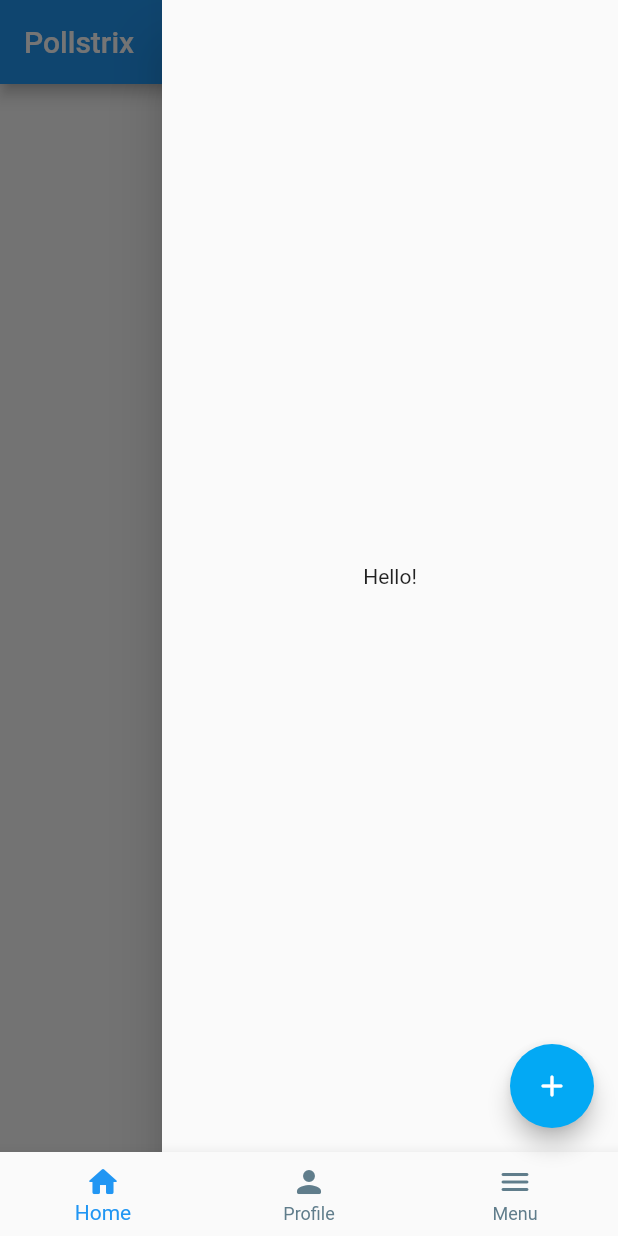
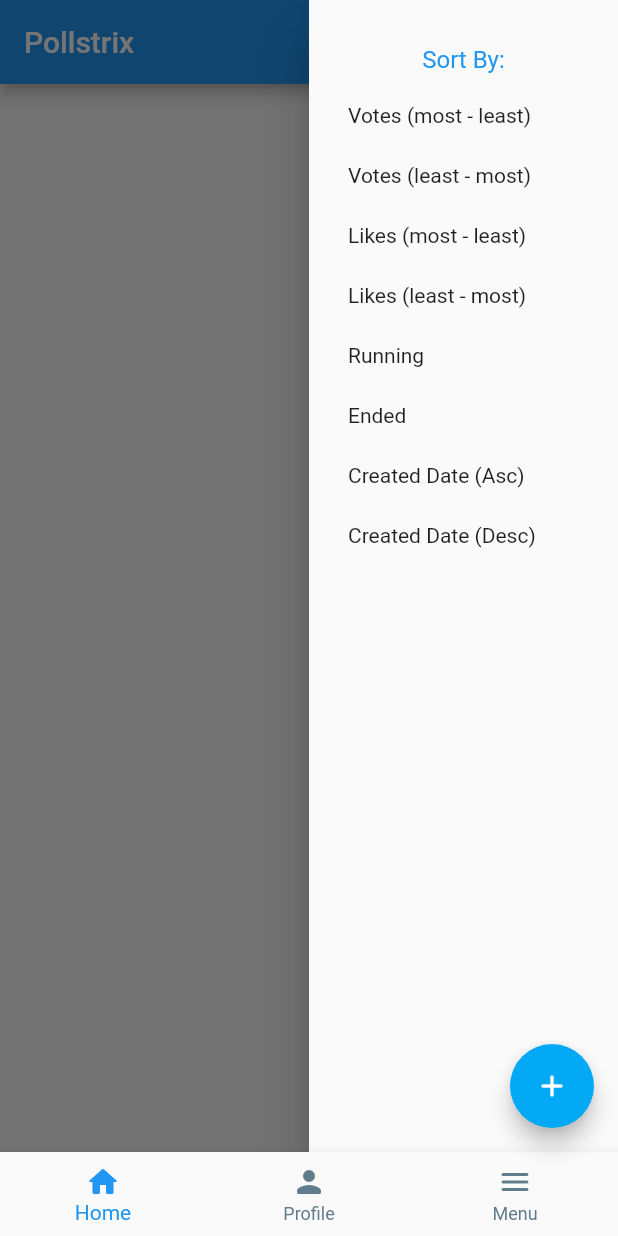
Before and after one commit to mAlex28/Pollstrix, a Flutter app: the screen it shows once a user with an empty profile is signed in, with the side drawer open, on a phone screen of 412 x 824 dp. Run offline on Flutter 3.47's test engine with Material 2 defaults, Android fonts, the phone set to English and light mode, and no system bars; our stand-ins replace charts_flutter, cloud_firestore, firebase_auth, firebase_core, firebase_storage, flutter_image_compress and 5 more; missing offline and left inert: comment_box, polls; accounts and stored records are empty.

Commit message:
sort polls

```diff
--- a/lib/screens/feed_content_page.dart
+++ b/lib/screens/feed_content_page.dart
@@ -2,8 +2,6 @@ import 'package:cloud_firestore/cloud_firestore.dart';
 import 'package:flutter/material.dart';
 import 'package:pollstrix/custom/custom_searchbar_delegate.dart';
 import 'package:pollstrix/custom/poll_tile.dart';
-import 'package:pollstrix/services/auth_service.dart';
-import 'package:provider/provider.dart';
 
 class FeedContentPage extends StatefulWidget {
   const FeedContentPage({Key? key}) : super(key: key);
@@ -15,42 +13,190 @@ class FeedContentPage extends StatefulWidget {
 class _FeedContentPageState extends State<FeedContentPage> {
   final db = FirebaseFirestore.instance;
   final GlobalKey<ScaffoldState> _scaffoldKey = GlobalKey<ScaffoldState>();
+  late DateTime _currentDate;
+  var stream;
+
   @override
   void initState() {
     super.initState();
+    _currentDate = DateTime.now();
+    stream = db
+        .collection('polls')
+        .orderBy('createdAt', descending: true)
+        .snapshots();
+    _compareDates();
   }
 
   void _openEndDrawer() {
     _scaffoldKey.currentState!.openEndDrawer();
   }
 
-  List<String> searchItems = [
-    "Apple",
-    "Banana",
-    "Pineapple",
-    "Pear",
-    "Watermelon",
-    "Organe",
-    "Blueberries"
-  ];
-  String searchKey = 'test';
-  search() {
-    return db
-        .collection('Col-Name')
-        .where('fieldName', isGreaterThanOrEqualTo: searchKey)
-        .where('fieldName', isLessThan: searchKey + 'z')
-        .snapshots()
-        .toList();
+  _compareDates() async {
+    await db.collection('polls').get().then((value) {
+      value.docs.map((e) {
+        e.data()['endDate'];
+      });
+    });
+
+    // db.collection('polls').where('endDate', is)
   }
 
   @override
   Widget build(BuildContext context) {
     return Scaffold(
         key: _scaffoldKey,
-        endDrawer: Drawer(
-          child: Container(
-            alignment: Alignment.center,
-            child: const Text('Hello!'),
+        endDrawer: SizedBox(
+          width: MediaQuery.of(context).size.width * 0.5,
+          child: Drawer(
+            child: ListView(
+              padding: const EdgeInsets.all(10.0),
+              children: [
+                const Padding(
+                  padding: EdgeInsets.only(top: 20, bottom: 8),
+                  child: Text(
+                    'Sort By:',
+                    textAlign: TextAlign.center,
+                    style: TextStyle(fontSize: 16, color: Colors.blue),
+                  ),
+                ),
+                ListTile(
+                  title: const Text(
+                    'Votes (most - least)',
+                    style: TextStyle(fontSize: 14, fontWeight: FontWeight.w400),
+                  ),
+                  hoverColor: Colors.lightBlue,
+                  dense: true,
+                  visualDensity: VisualDensity.compact,
+                  onTap: () {
+                    setState(() {
+                      stream = db
+                          .collection('polls')
+                          .orderBy('voteCount', descending: true)
+                          .snapshots();
+                    });
+                    Navigator.pop(context);
+                  },
+                ),
+                ListTile(
+                  title: const Text(
+                    'Votes (least - most)',
+                    style: TextStyle(fontSize: 14, fontWeight: FontWeight.w400),
+                  ),
+                  hoverColor: Colors.lightBlue,
+                  dense: true,
+                  visualDensity: VisualDensity.compact,
+                  onTap: () {
+                    setState(() {
+                      stream = db
+                          .collection('polls')
+                          .orderBy('voteCount')
+                          .snapshots();
+                    });
+                    Navigator.pop(context);
+                  },
+                ),
+                ListTile(
+                  title: const Text(
+                    'Likes (most - least)',
+                    style: TextStyle(fontSize: 14, fontWeight: FontWeight.w400),
+                  ),
+                  hoverColor: Colors.lightBlue,
+                  dense: true,
+                  visualDensity: VisualDensity.compact,
+                  onTap: () {
+                    setState(() {
+                      stream = db
+                          .collection('polls')
+                          .orderBy('likes', descending: true)
+                          .snapshots();
+                    });
+                    Navigator.pop(context);
+                  },
+                ),
+                ListTile(
+                  title: const Text(
+                    'Likes (least - most)',
+                    style: TextStyle(fontSize: 14, fontWeight: FontWeight.w400),
+                  ),
+                  hoverColor: Colors.lightBlue,
+                  dense: true,
+                  visualDensity: VisualDensity.compact,
+                  onTap: () {
+                    setState(() {
+                      stream =
+                          db.collection('polls').orderBy('likes').snapshots();
+                    });
+                    Navigator.pop(context);
+                  },
+                ),
+                ListTile(
+                  title: const Text(
+                    'Running',
+                    style: TextStyle(fontSize: 14, fontWeight: FontWeight.w400),
+                  ),
+                  hoverColor: Colors.lightBlue,
+                  dense: true,
+                  visualDensity: VisualDensity.compact,
+                  onTap: () {
+                    // Update the state of the app
+                    // ...
+                    // Then close the drawer
+                    Navigator.pop(context);
+                  },
+                ),
+                ListTile(
+                  title: const Text(
+                    'Ended',
+                    style: TextStyle(fontSize: 14, fontWeight: FontWeight.w400),
+                  ),
+                  hoverColor: Colors.lightBlue,
+                  dense: true,
+                  visualDensity: VisualDensity.compact,
+                  onTap: () {
+                    // Update the state of the app
+                    // ...
+                    // Then close the drawer
+                    Navigator.pop(context);
+                  },
+                ),
+                ListTile(
+                  title: const Text(
+                    'Created Date (Asc)',
+                    style: TextStyle(fontSize: 14, fontWeight: FontWeight.w400),
+                  ),
+                  hoverColor: Colors.lightBlue,
+                  dense: true,
+                  visualDensity: VisualDensity.compact,
+                  onTap: () {
+                    setState(() {
+                      stream = db
+                          .collection('polls')
+                          .orderBy('createdAt')
+                          .snapshots();
+                    });
+                    Navigator.pop(context);
+                  },
+                ),
+                ListTile(
+                  title: const Text(
+                    'Created Date (Desc)',
+                    style: TextStyle(fontSize: 14, fontWeight: FontWeight.w400),
+                  ),
+                  hoverColor: Colors.lightBlue,
+                  dense: true,
+                  visualDensity: VisualDensity.compact,
+                  onTap: () {
+                    setState(() {
+                      stream = db
+                          .collection('polls')
+                          .orderBy('createdAt', descending: true)
+                          .snapshots();
+                    });
+                    Navigator.pop(context);
+                  },
+                ),
+              ],
+            ),
           ),
         ),
         appBar: AppBar(
@@ -80,10 +226,7 @@ class _FeedContentPageState extends State<FeedContentPage> {
         body: Column(children: [
           Flexible(
               child: StreamBuilder<QuerySnapshot>(
-            stream: db
-                .collection('polls')
-                .orderBy('createdAt', descending: true)
-                .snapshots(),
+            stream: stream,
             builder: (context, snapshot) {
               if (!snapshot.hasData) {
                 return const Center(
```
